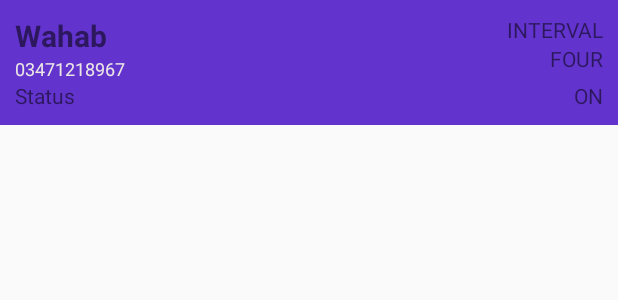
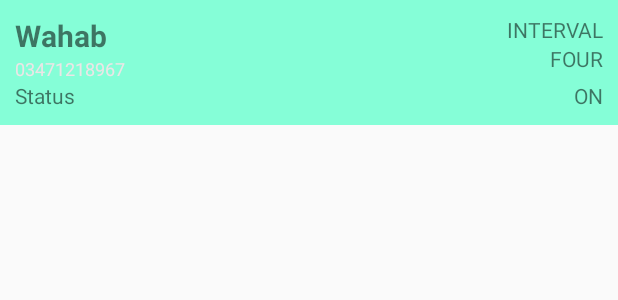
Before and after one commit to Muhammadwahab/ScoreBatao, an Android app: the layout match_info_user.xml on its own in the app's theme, with its tools: preview values and no code run, on a phone screen of 412 x 824 dp. Shown: the top 300 px of the screen. Run offline under Robolectric (Android 15) with nearby library versions, the phone set to English and light mode, and no system bars; network calls fail.

Commit message:
basic changing of empty user text fields

```diff
--- a/app/src/main/java/com/example/abdull/scorebatao/Activity/PersonsDetail.java
+++ b/app/src/main/java/com/example/abdull/scorebatao/Activity/PersonsDetail.java
@@ -167,6 +167,8 @@ public class PersonsDetail extends AppCompatActivity implements AdapterView.OnIt
                                         TextView emptysubTitle= (TextView) findViewById(R.id.empty_subtitle_text);
                                         ImageView imageView= (ImageView) findViewById(R.id.empty_shelter_image);
                                         ProgressBar progress= (ProgressBar)findViewById(R.id.progressBar);
+                                        emptyTitle.setText("NO Number Found In Cloud");
+                                        emptysubTitle.setText("Please Add User");
                                         progress.setVisibility(View.GONE);
                                         emptyTitle.setVisibility(View.VISIBLE);
                                         emptysubTitle.setVisibility(View.VISIBLE);
--- a/app/src/main/res/layout/match_info_user.xml
+++ b/app/src/main/res/layout/match_info_user.xml
@@ -3,7 +3,7 @@ xmlns:tools="http://schemas.android.com/tools"
 android:layout_width="match_parent"
 android:layout_height="wrap_content"
 android:orientation="vertical"
-android:background="#ca3b00c1"
+android:background="#c865ffce"
 android:padding="10dp">
 
 
@@ -34,18 +34,18 @@ android:layout_height="match_parent">
             android:id="@+id/updateID"
             android:layout_width="wrap_content"
             android:layout_height="wrap_content"
+            android:layout_alignParentEnd="true"
             android:layout_alignParentTop="true"
-android:text="INTERVAL"
-android:layout_alignParentEnd="true" />
+            android:text="INTERVAL" />
 
         <TextView
             android:id="@+id/updateRequest"
             android:layout_width="wrap_content"
             android:layout_height="wrap_content"
             android:layout_alignBottom="@+id/phoneID"
-android:text="FOUR"
             android:layout_alignParentEnd="true"
-android:layout_below="@+id/updateID" />
+            android:layout_below="@+id/updateID"
+            android:text="FOUR" />
 
 
         <TextView
--- a/app/src/main/res/layout/matches_view_adapter_layout.xml
+++ b/app/src/main/res/layout/matches_view_adapter_layout.xml
@@ -28,7 +28,7 @@
             android:id="@+id/textView"
             android:layout_width="wrap_content"
             android:layout_height="match_parent"
-            android:paddingTop="60sp"
+            android:paddingTop="45sp"
             android:text="VS"
             android:textAppearance="@style/TextAppearance.AppCompat.Body1"
             android:textColor="@color/com_facebook_button_background_color"
```
Lines whose indentation alone changed are shown as unchanged.
